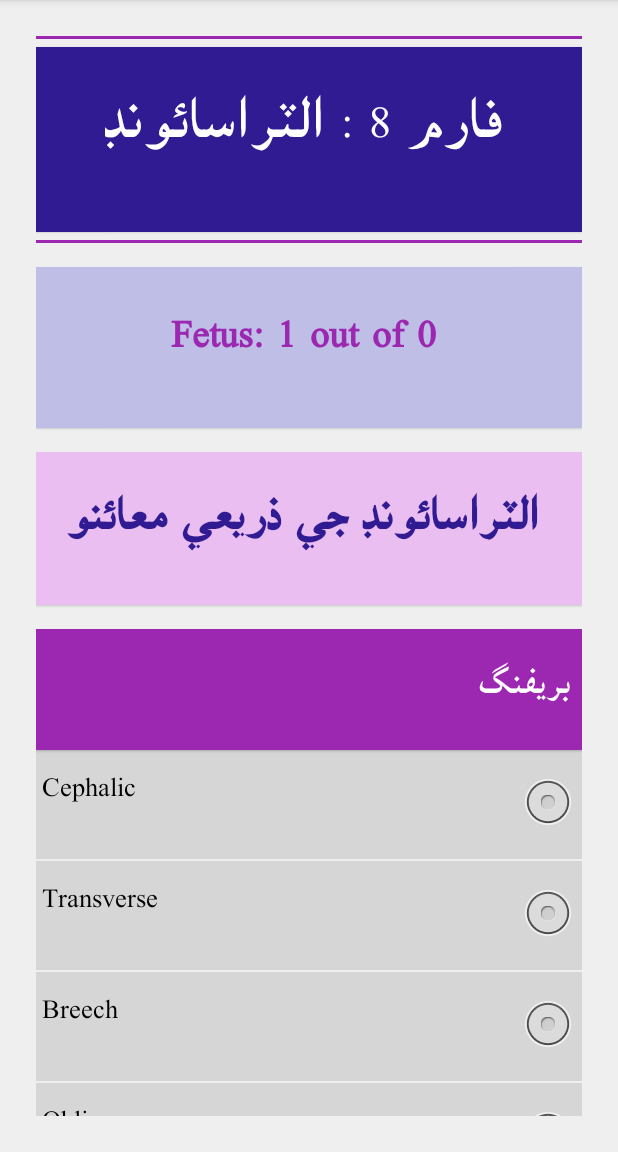
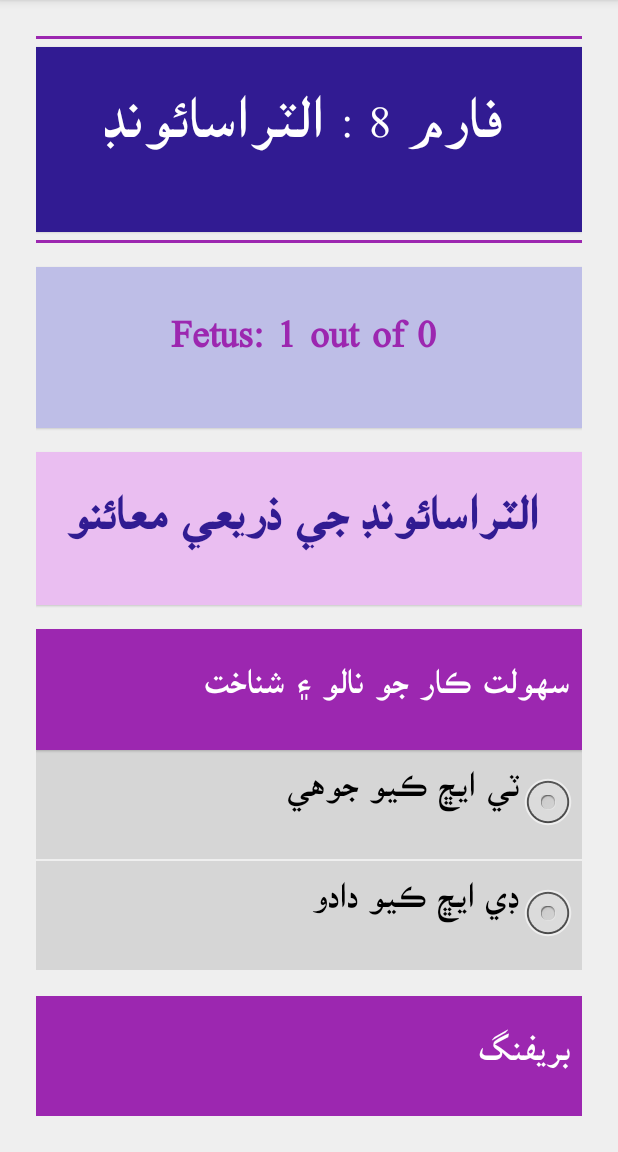
Before and after one commit to shznaqvi/rh-disease, an Android app: the F08AActivity screen opened directly, with no data from a screen before it, on a phone screen of 412 x 824 dp, the part 84-1236 px from its top. Run offline under Robolectric (Android 15) with nearby library versions, the phone set to English and light mode, and no system bars; our stand-ins replace ButterKnife; Roboto replaces fonts that are not available here.

Commit message:
issues fixed!

```diff
--- a/app/src/main/java/edu/aku/hassannaqvi/rhdisease/activities/Form8/F08AActivity.java
+++ b/app/src/main/java/edu/aku/hassannaqvi/rhdisease/activities/Form8/F08AActivity.java
@@ -122,6 +122,13 @@ public class F08AActivity extends Activity {
     CheckBox f08a013999;
     @BindView(R.id.count)
     TextView count;
+
+    @BindView(R.id.facilityName)
+    RadioGroup facilityName;
+    @BindView(R.id.facilityName1)
+    RadioButton facilityName1;
+    @BindView(R.id.facilityName2)
+    RadioButton facilityName2;
 
     @Override
     protected void onCreate(Bundle savedInstanceState) {
@@ -253,7 +260,16 @@ public class F08AActivity extends Activity {
         }*/
 
 
-        //        02
+        //
+        if (facilityName.getCheckedRadioButtonId() == -1) {
+            Toast.makeText(this, "ERROR(empty): " + getString(R.string.facilityName), Toast.LENGTH_SHORT).show();
+            facilityName1.setError("This data is Required!");    // Set Error on last radio button
+            Log.i(TAG, "f08a002: This data is Required!");
+            return false;
+        } else {
+            facilityName1.setError(null);
+        }
+        //      02
         if (f08a002.getCheckedRadioButtonId() == -1) {
             Toast.makeText(this, "ERROR(empty): " + getString(R.string.f08a002), Toast.LENGTH_SHORT).show();
             f08a002a.setError("This data is Required!");    // Set Error on last radio button
@@ -449,6 +465,7 @@ public class F08AActivity extends Activity {
             f8.put("f08a001", f08a001.getText().toString());
         }*/
 
+        f8.put("f08facility", facilityName1.isChecked() ? "1" : facilityName2.isChecked() ? "2" : "0");
         f8.put("f08a002", f08a002a.isChecked() ? "1"
                 : f08a002b.isChecked() ? "2"
                 : f08a002c.isChecked() ? "3"
--- a/app/src/main/res/layout/activity_f08_a.xml
+++ b/app/src/main/res/layout/activity_f08_a.xml
@@ -87,6 +87,36 @@
             android:layout_width="match_parent"
             android:layout_height="wrap_content"
             android:text="@string/dkn" />-->
+
+        <TextView
+            android:layout_width="match_parent"
+            android:layout_height="wrap_content"
+            android:layout_marginTop="16dp"
+            android:background="@color/colorPrimary"
+            android:text="@string/facilityName"
+            android:textAppearance="?android:attr/textAppearanceLarge"
+            android:textColor="@android:color/white" />
+
+        <RadioGroup
+            android:id="@+id/facilityName"
+            android:layout_width="match_parent"
+            android:layout_height="wrap_content">
+
+            <RadioButton
+                android:id="@+id/facilityName1"
+                android:layout_width="match_parent"
+                android:layout_height="wrap_content"
+                android:layout_marginBottom="1dp"
+                android:text="@string/facilityName1" />
+
+            <RadioButton
+                android:id="@+id/facilityName2"
+                android:layout_width="match_parent"
+                android:layout_height="wrap_content"
+                android:layout_marginBottom="1dp"
+                android:text="@string/facilityName2" />
+
+        </RadioGroup>
 
 
         <TextView
--- a/app/src/main/res/layout/activity_f11_a.xml
+++ b/app/src/main/res/layout/activity_f11_a.xml
@@ -40,7 +40,7 @@
             android:layout_width="match_parent"
             android:layout_height="wrap_content"
             android:layout_marginTop="16dp"
-            android:text="@string/locationOfScreening"
+            android:text="@string/facilityName"
             android:textAppearance="?android:attr/textAppearanceLarge" />
 
         <RadioGroup
```
Also changed, not shown: app/src/main/java/edu/aku/hassannaqvi/rhdisease/activities/Form11/F11AActivity.java (+11 -17 lines), app/src/main/java/edu/aku/hassannaqvi/rhdisease/activities/FormInfo/IdentificationActivity.java (+2 -8 lines), app/src/main/res/layout/activity_identification.xml (+0 -38 lines).
